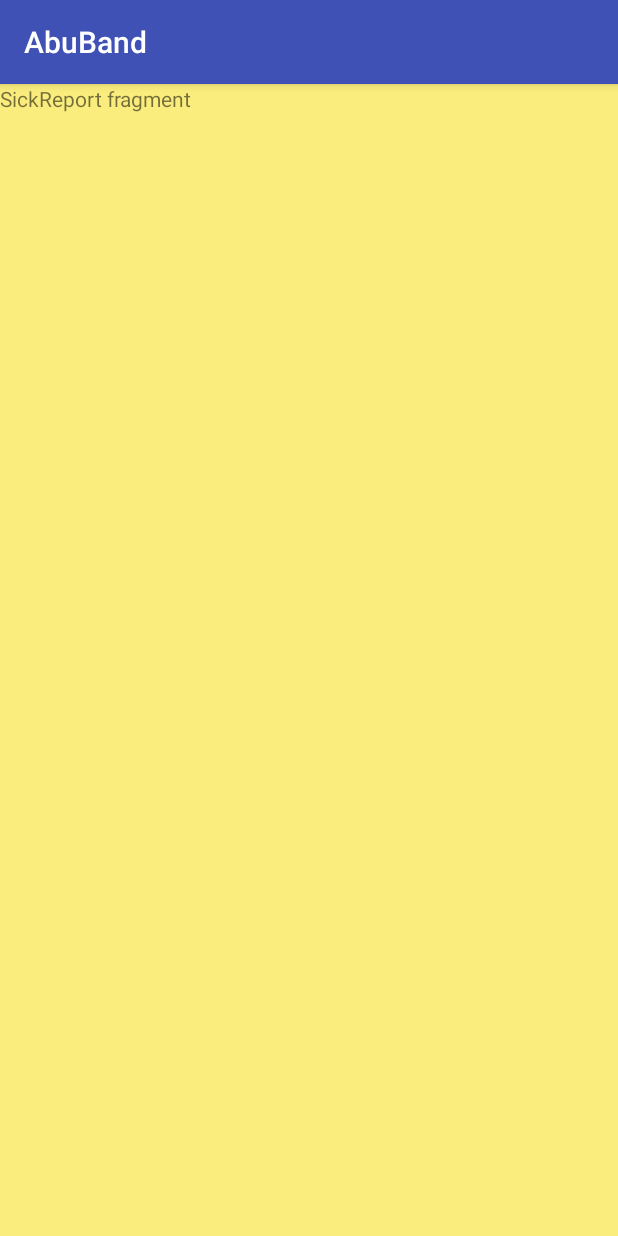
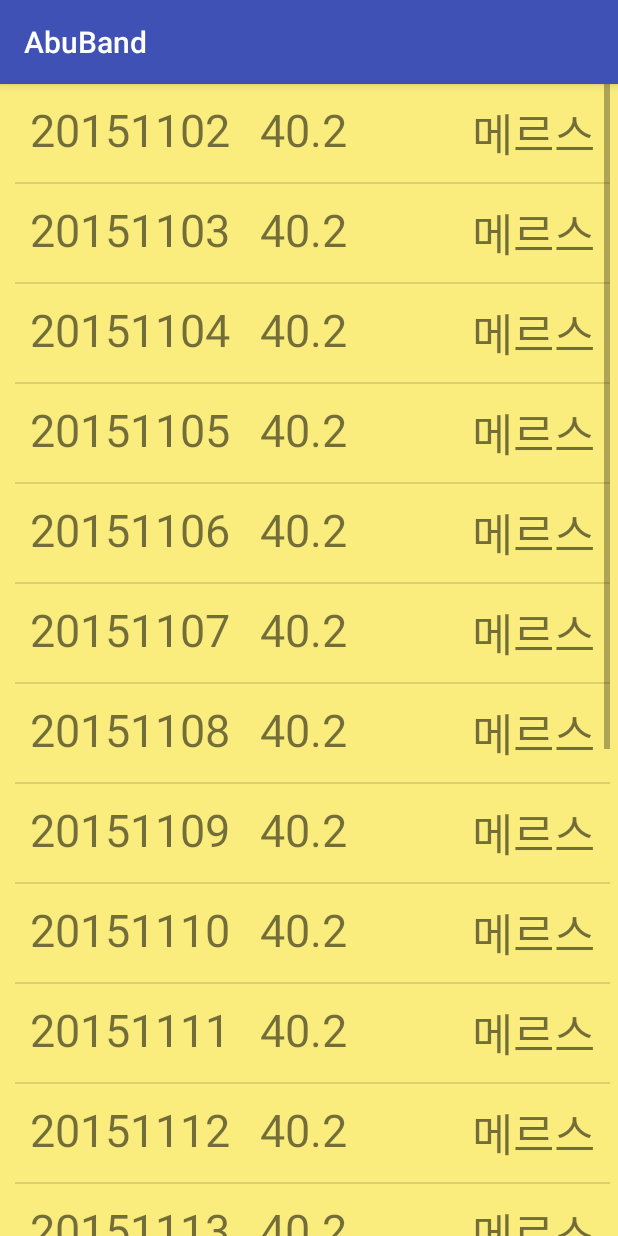
Before and after one commit to YoonHo-Lee/AbuBand_mac2.0, an Android app: the fragment SickReportListFragment shown on its own in the app's theme, on a phone screen of 412 x 824 dp. Run offline under Robolectric (Android 15) with nearby library versions, the phone set to English and light mode, and no system bars.

Commit message:
SickReportList

```diff
--- a/app/src/main/java/com/example/tacademy/abuband/Baby/BabyAddActivity.java
+++ b/app/src/main/java/com/example/tacademy/abuband/Baby/BabyAddActivity.java
@@ -22,6 +22,7 @@ public class BabyAddActivity extends AppCompatActivity {
             public void onClick(View v) {
                 Intent intent = new Intent(BabyAddActivity.this, MainActivity.class);
                 startActivity(intent);
+                finish();
             }
         });
     }
--- a/app/src/main/java/com/example/tacademy/abuband/Band/BandAddActivity.java
+++ b/app/src/main/java/com/example/tacademy/abuband/Band/BandAddActivity.java
@@ -43,6 +43,7 @@ public class BandAddActivity extends AppCompatActivity {
             public void onClick(View v) {
                 Intent intent = new Intent(BandAddActivity.this, BabyAddActivity.class);
                 startActivity(intent);
+                finish();
             }
         });
     }
--- a/app/src/main/java/com/example/tacademy/abuband/Menual/MenualFragment.java
+++ b/app/src/main/java/com/example/tacademy/abuband/Menual/MenualFragment.java
@@ -47,14 +47,10 @@ public class MenualFragment extends Fragment {
             public void onClick(View v) {
                 Intent intent = new Intent(v.getContext(), BandAddActivity.class);
                 startActivity(intent);
+                getActivity().finish();
             }
         });
 
-        Bundle getSampleFlag = getArguments();
-//        boolean flagIschecked = getSampleFlag.getBoolean(LoginFragment.TAG_SAMPLE_CHECK_FLAG);
-        String flagIschecked = getSampleFlag.getString(LoginFragment.TAG_SAMPLE_CHECK_FLAG, "nono");
-
-        Toast.makeText(rootView.getContext(), "체크" + flagIschecked , Toast.LENGTH_SHORT).show();
 
         //마지막페이지의 버튼만 보이게 하기
         if(getArguments().getInt(ARG_SECTION_NUMBER) == 3)   {
--- /dev/null
+++ b/app/src/main/java/com/example/tacademy/abuband/SickReport/SickReportAdapter.java
@@ -0,0 +1,46 @@
+package com.example.tacademy.abuband.SickReport;
+
+import android.view.View;
+import android.view.ViewGroup;
+import android.widget.BaseAdapter;
+
+import java.util.ArrayList;
+import java.util.List;
+
+/**
+ * Created by Tacademy on 2015-11-02.
+ */
+public class SickReportAdapter extends BaseAdapter {
+    List<SickReportItemData> sickItems = new ArrayList<>();
+    @Override
+    public int getCount() {
+        return sickItems.size();
+    }
+
+    @Override
+    public Object getItem(int position) {
+        return sickItems.get(position);
+    }
+
+    @Override
+    public long getItemId(int position) {
+        return position;
+    }
+
+    @Override
+    public View getView(int position, View convertView, ViewGroup parent) {
+        SickReportItemView sickView;
+        if(convertView == null) {
+            sickView = new SickReportItemView(parent.getContext());
+        }else   {
+            sickView = (SickReportItemView) convertView;
+        }
+        sickView.setItemData(sickItems.get(position));
+        return sickView;
+    }
+
+    public void add(SickReportItemData item) {
+        sickItems.add(item);
+        notifyDataSetChanged();
+    }
+}
--- /dev/null
+++ b/app/src/main/java/com/example/tacademy/abuband/SickReport/SickReportItemData.java
@@ -0,0 +1,14 @@
+package com.example.tacademy.abuband.SickReport;
+
+import android.graphics.Bitmap;
+
+/**
+ * Created by Tacademy on 2015-11-02.
+ */
+public class SickReportItemData {
+    public String sickDate;
+    public float sickMaxTemp;
+    public String sickTitle;
+    public String sickMemo;
+    public Bitmap sickPick; //배열로 해야할듯?
+}
--- /dev/null
+++ b/app/src/main/java/com/example/tacademy/abuband/SickReport/SickReportItemView.java
@@ -0,0 +1,34 @@
+package com.example.tacademy.abuband.SickReport;
+
+import android.content.Context;
+import android.widget.RelativeLayout;
+import android.widget.TextView;
+
+import com.example.tacademy.abuband.R;
+
+/**
+ * Created by Tacademy on 2015-11-02.
+ */
+public class SickReportItemView extends RelativeLayout {
+    public SickReportItemView(Context context) {
+        super(context);
+        init();
+    }
+
+    TextView sickDate, sickTemp, sickTitle;
+    SickReportItemData mData;
+
+    private void init() {
+        inflate(getContext(), R.layout.view_sick_report_item, this);
+        sickDate = (TextView)findViewById(R.id.sickreport_date);
+        sickTemp = (TextView)findViewById(R.id.sickreport_temp);
+        sickTitle = (TextView)findViewById(R.id.sickreport_title);
+    }
+
+    public void setItemData(SickReportItemData data) {
+        mData = data;
+        sickDate.setText(data.sickDate);
+        sickTemp.setText(data.sickMaxTemp+"");
+        sickTitle.setText(data.sickTitle);
+    }
+}
--- a/app/src/main/java/com/example/tacademy/abuband/SickReport/SickReportListFragment.java
+++ b/app/src/main/java/com/example/tacademy/abuband/SickReport/SickReportListFragment.java
@@ -6,6 +6,9 @@ import android.support.v4.app.Fragment;
 import android.view.LayoutInflater;
 import android.view.View;
 import android.view.ViewGroup;
+import android.widget.AdapterView;
+import android.widget.ListView;
+import android.widget.Toast;
 
 import com.example.tacademy.abuband.R;
 
@@ -13,6 +16,9 @@ import com.example.tacademy.abuband.R;
  * A simple {@link Fragment} subclass.
  */
 public class SickReportListFragment extends Fragment {
+
+    ListView sickListView;
+    SickReportAdapter sickAdapter;
 
 
     public SickReportListFragment() {
@@ -24,7 +30,38 @@ public class SickReportListFragment extends Fragment {
     public View onCreateView(LayoutInflater inflater, ViewGroup container,
                              Bundle savedInstanceState) {
         // Inflate the layout for this fragment
-        return inflater.inflate(R.layout.fragment_sick_report_list, container, false);
+        final View rootView = inflater.inflate(R.layout.fragment_sick_report_list, container, false);
+
+        sickListView = (ListView) rootView.findViewById(R.id.list_sickreport);
+        sickAdapter = new SickReportAdapter();
+        sickListView.setAdapter(sickAdapter);
+
+        sickListView.setOnItemClickListener(new AdapterView.OnItemClickListener() {
+            @Override
+            public void onItemClick(AdapterView<?> parent, View view, int position, long id) {
+                Object object = sickListView.getItemAtPosition(position);
+                SickReportItemData data = (SickReportItemData)object;
+                Toast.makeText(view.getContext(),"병명 : " + data.sickTitle, Toast.LENGTH_SHORT).show();
+            }
+        });
+
+        initData();
+
+
+        return rootView;
+    }
+
+    private void initData() {
+        int date = 20151102;
+
+        for(int i = 0; i<20; i++)   {
+            SickReportItemData d = new SickReportItemData();
+            d.sickDate = date+"";
+            date++;
+            d.sickMaxTemp = 40.2f;
+            d.sickTitle = "메르스";
+            sickAdapter.add(d);
+        }
     }
 
 
--- a/app/src/main/res/layout/fragment_sick_report_list.xml
+++ b/app/src/main/res/layout/fragment_sick_report_list.xml
@@ -1,14 +1,19 @@
-<FrameLayout xmlns:android="http://schemas.android.com/apk/res/android"
+<RelativeLayout xmlns:android="http://schemas.android.com/apk/res/android"
     xmlns:tools="http://schemas.android.com/tools"
     android:layout_width="match_parent"
     android:layout_height="match_parent"
     android:background="#FAED7D"
-    tools:context="com.example.tacademy.abuband.SickReport.SickReportListFragment">
+    tools:context="com.example.tacademy.abuband.SickReport.SickReportListFragment"
+    android:paddingLeft="10dp"
+    android:paddingRight="5dp">
 
     <!-- TODO: Update blank fragment layout -->
-    <TextView
-        android:layout_width="match_parent"
-        android:layout_height="match_parent"
-        android:text="SickReport fragment" />
 
-</FrameLayout>
+    <ListView
+        android:layout_width="wrap_content"
+        android:layout_height="wrap_content"
+        android:id="@+id/list_sickreport"
+        android:layout_alignParentTop="true"
+        android:layout_alignParentLeft="true"
+        android:layout_alignParentStart="true" />
+</RelativeLayout>
--- /dev/null
+++ b/app/src/main/res/layout/view_sick_report_item.xml
@@ -0,0 +1,39 @@
+<?xml version="1.0" encoding="utf-8"?>
+<RelativeLayout xmlns:android="http://schemas.android.com/apk/res/android"
+    android:layout_width="match_parent"
+    android:layout_height="match_parent"
+    android:orientation="horizontal"
+    android:padding="10dp">
+
+    <TextView
+        android:id="@+id/sickreport_date"
+        android:layout_width="wrap_content"
+        android:layout_height="wrap_content"
+        android:text="2015.11.02"
+        android:textSize="30sp"
+        android:layout_alignParentTop="true"
+        android:layout_alignParentLeft="true"
+        android:layout_alignParentStart="true"
+        android:layout_marginRight="20dp" />
+
+    <TextView
+        android:id="@+id/sickreport_temp"
+        android:layout_width="wrap_content"
+        android:layout_height="wrap_content"
+        android:text="45.8"
+        android:textSize="30sp"
+        android:layout_alignParentTop="true"
+        android:layout_toRightOf="@+id/sickreport_date"
+        android:layout_toEndOf="@+id/sickreport_date" />
+
+    <TextView
+        android:id="@+id/sickreport_title"
+        android:layout_width="wrap_content"
+        android:layout_height="wrap_content"
+        android:text="메르스"
+        android:textSize="30sp"
+        android:layout_alignParentTop="true"
+        android:layout_alignParentRight="true"
+        android:layout_alignParentEnd="true" />
+
+</RelativeLayout>
```
Also changed, not shown: app/src/main/AndroidManifest.xml (+6 -3 lines), app/src/main/java/com/example/tacademy/abuband/Member/LoginFragment.java (+1 -10 lines), app/src/main/java/com/example/tacademy/abuband/SickReport/SickReportAddActivity.java (added, +15 -0 lines), app/src/main/res/layout/activity_sick_report_add.xml (added, +45 -0 lines), app/src/main/res/layout/fragment_login.xml (+0 -9 lines), app/src/main/res/drawable/icon.png (added).
